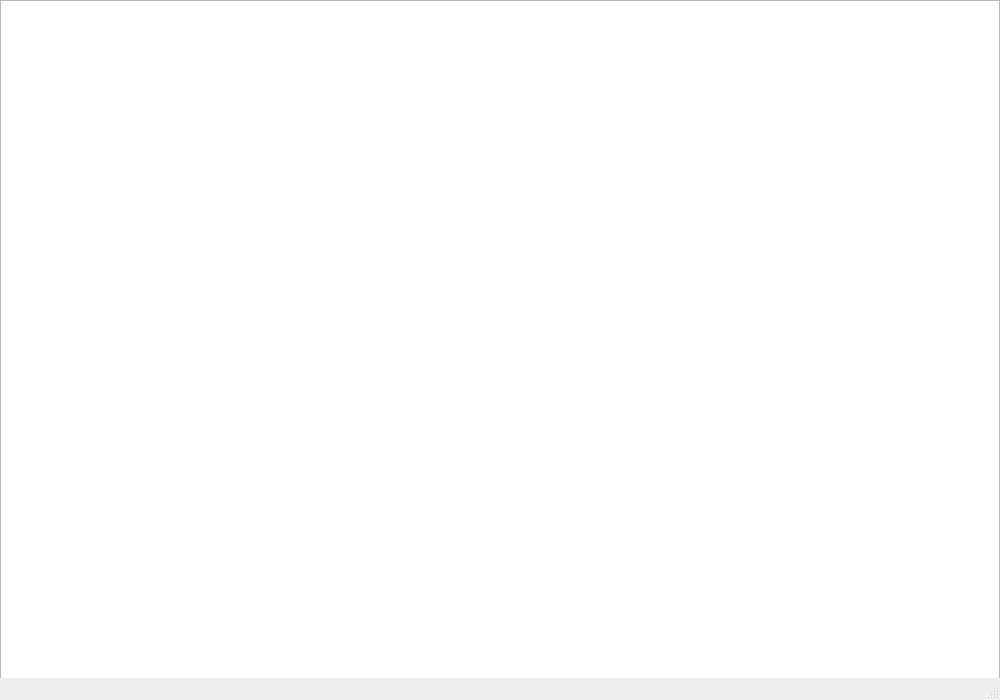
Above: mainwindow.ui from jdanielgonzalez/Proyecto_Final before the change. Below: the same form after it.
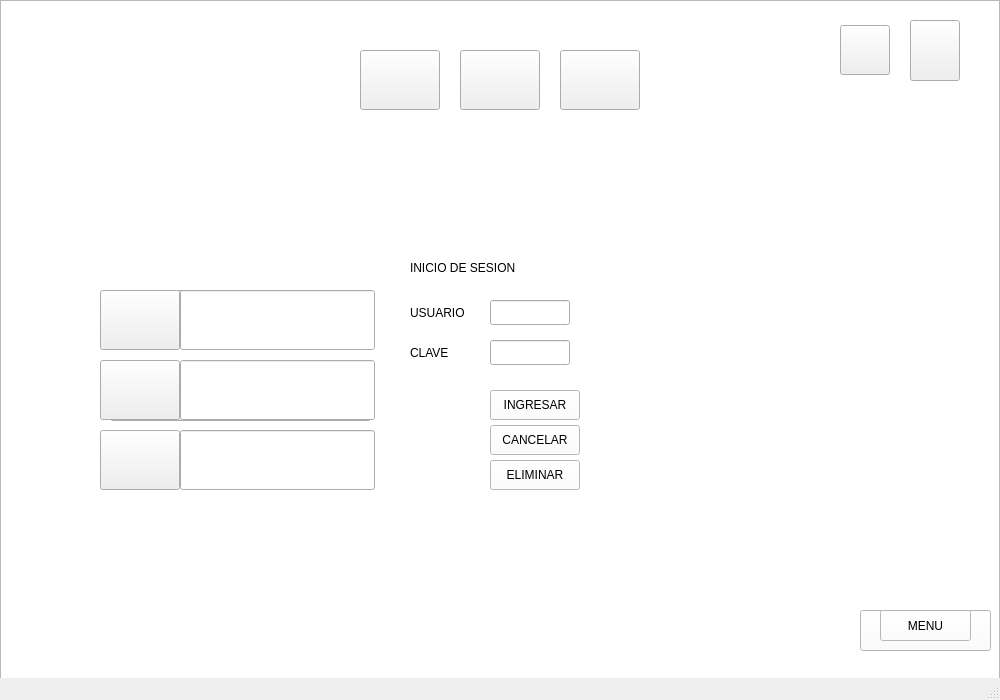
That is the form after the change. Icons and pictures are not drawn.

Diff of the .ui file:
```diff
--- a/mainwindow.ui
+++ b/mainwindow.ui
@@ -30,6 +30,431 @@
      <enum>Qt::ScrollBarAlwaysOff</enum>
     </property>
    </widget>
+   <widget class="QPushButton" name="boton_nuevapartida">
+    <property name="geometry">
+     <rect>
+      <x>110</x>
+      <y>290</y>
+      <width>261</width>
+      <height>51</height>
+     </rect>
+    </property>
+    <property name="styleSheet">
+     <string notr="true">border-image: url(:/imagenes/partida_nueva.jpg);</string>
+    </property>
+    <property name="text">
+     <string/>
+    </property>
+   </widget>
+   <widget class="QPushButton" name="boton_cargarpartida">
+    <property name="geometry">
+     <rect>
+      <x>110</x>
+      <y>370</y>
+      <width>261</width>
+      <height>51</height>
+     </rect>
+    </property>
+    <property name="styleSheet">
+     <string notr="true">border-image: url(:/imagenes/cargar_partida.jpg);</string>
+    </property>
+    <property name="text">
+     <string/>
+    </property>
+   </widget>
+   <widget class="QPushButton" name="boton_partida2">
+    <property name="geometry">
+     <rect>
+      <x>100</x>
+      <y>360</y>
+      <width>80</width>
+      <height>60</height>
+     </rect>
+    </property>
+    <property name="styleSheet">
+     <string notr="true">border-image: url(:/imagenes/2.jpg);</string>
+    </property>
+    <property name="text">
+     <string/>
+    </property>
+   </widget>
+   <widget class="QPushButton" name="boton_partida1">
+    <property name="geometry">
+     <rect>
+      <x>100</x>
+      <y>290</y>
+      <width>80</width>
+      <height>60</height>
+     </rect>
+    </property>
+    <property name="styleSheet">
+     <string notr="true">border-image: url(:/imagenes/1.jpg);</string>
+    </property>
+    <property name="text">
+     <string/>
+    </property>
+   </widget>
+   <widget class="QPushButton" name="boton_partida3">
+    <property name="geometry">
+     <rect>
+      <x>100</x>
+      <y>430</y>
+      <width>80</width>
+      <height>60</height>
+     </rect>
+    </property>
+    <property name="styleSheet">
+     <string notr="true">border-image: url(:/imagenes/3.jpg);</string>
+    </property>
+    <property name="text">
+     <string/>
+    </property>
+   </widget>
+   <widget class="QPushButton" name="boton_regresar">
+    <property name="geometry">
+     <rect>
+      <x>860</x>
+      <y>610</y>
+      <width>131</width>
+      <height>41</height>
+     </rect>
+    </property>
+    <property name="styleSheet">
+     <string notr="true">background-color: rgb(255, 255, 255);
+font: 18pt &quot;Gill Sans Ultra Bold Condensed&quot;;</string>
+    </property>
+    <property name="text">
+     <string>REGRESAR</string>
+    </property>
+   </widget>
+   <widget class="QPushButton" name="pausar">
+    <property name="geometry">
+     <rect>
+      <x>910</x>
+      <y>20</y>
+      <width>50</width>
+      <height>61</height>
+     </rect>
+    </property>
+    <property name="styleSheet">
+     <string notr="true">border-image: url(:/imagenes/pausa.png);</string>
+    </property>
+    <property name="text">
+     <string/>
+    </property>
+   </widget>
+   <widget class="QLineEdit" name="lineEdit1">
+    <property name="geometry">
+     <rect>
+      <x>180</x>
+      <y>290</y>
+      <width>195</width>
+      <height>60</height>
+     </rect>
+    </property>
+    <property name="styleSheet">
+     <string notr="true"/>
+    </property>
+    <property name="text">
+     <string/>
+    </property>
+   </widget>
+   <widget class="QLineEdit" name="lineEdit2">
+    <property name="geometry">
+     <rect>
+      <x>180</x>
+      <y>360</y>
+      <width>195</width>
+      <height>60</height>
+     </rect>
+    </property>
+    <property name="styleSheet">
+     <string notr="true"/>
+    </property>
+    <property name="text">
+     <string/>
+    </property>
+   </widget>
+   <widget class="QLineEdit" name="lineEdit3">
+    <property name="geometry">
+     <rect>
+      <x>180</x>
+      <y>430</y>
+      <width>195</width>
+      <height>60</height>
+     </rect>
+    </property>
+   </widget>
+   <widget class="QPushButton" name="boton_guardarpartida1">
+    <property name="geometry">
+     <rect>
+      <x>360</x>
+      <y>50</y>
+      <width>80</width>
+      <height>60</height>
+     </rect>
+    </property>
+    <property name="styleSheet">
+     <string notr="true">border-image: url(:/imagenes/1.jpg);</string>
+    </property>
+    <property name="text">
+     <string/>
+    </property>
+   </widget>
+   <widget class="QPushButton" name="boton_guardarpartida2">
+    <property name="geometry">
+     <rect>
+      <x>460</x>
+      <y>50</y>
+      <width>80</width>
+      <height>60</height>
+     </rect>
+    </property>
+    <property name="styleSheet">
+     <string notr="true">border-image: url(:/imagenes/2.jpg);</string>
+    </property>
+    <property name="text">
+     <string/>
+    </property>
+   </widget>
+   <widget class="QPushButton" name="boton_guardarpartida3">
+    <property name="geometry">
+     <rect>
+      <x>560</x>
+      <y>50</y>
+      <width>80</width>
+      <height>60</height>
+     </rect>
+    </property>
+    <property name="styleSheet">
+     <string notr="true">border-image: url(:/imagenes/3.jpg);</string>
+    </property>
+    <property name="text">
+     <string/>
+    </property>
+   </widget>
+   <widget class="QPushButton" name="guardar">
+    <property name="geometry">
+     <rect>
+      <x>840</x>
+      <y>25</y>
+      <width>50</width>
+      <height>50</height>
+     </rect>
+    </property>
+    <property name="styleSheet">
+     <string notr="true">border-image: url(:/imagenes/guardar.png);</string>
+    </property>
+    <property name="text">
+     <string/>
+    </property>
+   </widget>
+   <widget class="QLabel" name="Quemado">
+    <property name="geometry">
+     <rect>
+      <x>30</x>
+      <y>10</y>
+      <width>50</width>
+      <height>50</height>
+     </rect>
+    </property>
+    <property name="text">
+     <string/>
+    </property>
+   </widget>
+   <widget class="QLabel" name="Triturado">
+    <property name="geometry">
+     <rect>
+      <x>15</x>
+      <y>0</y>
+      <width>70</width>
+      <height>70</height>
+     </rect>
+    </property>
+    <property name="text">
+     <string/>
+    </property>
+   </widget>
+   <widget class="QLabel" name="Portal">
+    <property name="geometry">
+     <rect>
+      <x>-20</x>
+      <y>560</y>
+      <width>70</width>
+      <height>70</height>
+     </rect>
+    </property>
+    <property name="text">
+     <string/>
+    </property>
+   </widget>
+   <widget class="QLabel" name="label_inicio_de_sesion">
+    <property name="geometry">
+     <rect>
+      <x>410</x>
+      <y>260</y>
+      <width>151</width>
+      <height>16</height>
+     </rect>
+    </property>
+    <property name="styleSheet">
+     <string notr="true">font: 16pt &quot;Dimitri&quot;;
+border-image: url(:/imagenes/VACIO.png);</string>
+    </property>
+    <property name="text">
+     <string>INICIO DE SESION</string>
+    </property>
+   </widget>
+   <widget class="QLabel" name="label_usuario">
+    <property name="geometry">
+     <rect>
+      <x>410</x>
+      <y>300</y>
+      <width>80</width>
+      <height>25</height>
+     </rect>
+    </property>
+    <property name="styleSheet">
+     <string notr="true">font: 14pt &quot;Dimitri&quot;;
+border-image: url(:/imagenes/VACIO.png);</string>
+    </property>
+    <property name="text">
+     <string>USUARIO</string>
+    </property>
+   </widget>
+   <widget class="QLabel" name="label_clave">
+    <property name="geometry">
+     <rect>
+      <x>410</x>
+      <y>340</y>
+      <width>80</width>
+      <height>25</height>
+     </rect>
+    </property>
+    <property name="styleSheet">
+     <string notr="true">font: 14pt &quot;Dimitri&quot;;
+border-image: url(:/imagenes/VACIO.png);</string>
+    </property>
+    <property name="text">
+     <string>CLAVE</string>
+    </property>
+   </widget>
+   <widget class="QLineEdit" name="lineEdit_usuario">
+    <property name="geometry">
+     <rect>
+      <x>490</x>
+      <y>300</y>
+      <width>80</width>
+      <height>25</height>
+     </rect>
+    </property>
+   </widget>
+   <widget class="QLineEdit" name="lineEdit_clave">
+    <property name="geometry">
+     <rect>
+      <x>490</x>
+      <y>340</y>
+      <width>80</width>
+      <height>25</height>
+     </rect>
+    </property>
+   </widget>
+   <widget class="QPushButton" name="boton_ingresar">
+    <property name="geometry">
+     <rect>
+      <x>490</x>
+      <y>390</y>
+      <width>90</width>
+      <height>30</height>
+     </rect>
+    </property>
+    <property name="styleSheet">
+     <string notr="true">background-color: rgb(255, 255, 255);
+font: 14pt &quot;Gill Sans Ultra Bold Condensed&quot;;</string>
+    </property>
+    <property name="text">
+     <string>INGRESAR</string>
+    </property>
+   </widget>
+   <widget class="QPushButton" name="boton_cancelar">
+    <property name="geometry">
+     <rect>
+      <x>490</x>
+      <y>425</y>
+      <width>90</width>
+      <height>30</height>
+     </rect>
+    </property>
+    <property name="styleSheet">
+     <string notr="true">background-color: rgb(255, 255, 255);
+font: 13pt &quot;Gill Sans Ultra Bold Condensed&quot;;
+</string>
+    </property>
+    <property name="text">
+     <string>CANCELAR</string>
+    </property>
+   </widget>
+   <widget class="QPushButton" name="boton_eliminar">
+    <property name="geometry">
+     <rect>
+      <x>490</x>
+      <y>460</y>
+      <width>90</width>
+      <height>30</height>
+     </rect>
+    </property>
+    <property name="styleSheet">
+     <string notr="true">background-color: rgb(255, 255, 255);
+font: 14pt &quot;Gill Sans Ultra Bold Condensed&quot;;</string>
+    </property>
+    <property name="text">
+     <string>ELIMINAR</string>
+    </property>
+   </widget>
+   <widget class="QPushButton" name="boton_volveralmenu">
+    <property name="geometry">
+     <rect>
+      <x>880</x>
+      <y>610</y>
+      <width>91</width>
+      <height>31</height>
+     </rect>
+    </property>
+    <property name="styleSheet">
+     <string notr="true">background-color: rgb(255, 255, 255);
+font: 18pt &quot;Gill Sans Ultra Bold Condensed&quot;;</string>
+    </property>
+    <property name="text">
+     <string>MENU</string>
+    </property>
+   </widget>
+   <zorder>graphicsView</zorder>
+   <zorder>boton_nuevapartida</zorder>
+   <zorder>boton_cargarpartida</zorder>
+   <zorder>boton_partida1</zorder>
+   <zorder>boton_partida2</zorder>
+   <zorder>boton_partida3</zorder>
+   <zorder>boton_regresar</zorder>
+   <zorder>pausar</zorder>
+   <zorder>lineEdit1</zorder>
+   <zorder>lineEdit2</zorder>
+   <zorder>lineEdit3</zorder>
+   <zorder>guardar</zorder>
+   <zorder>boton_guardarpartida1</zorder>
+   <zorder>boton_guardarpartida3</zorder>
+   <zorder>boton_guardarpartida2</zorder>
+   <zorder>Quemado</zorder>
+   <zorder>Triturado</zorder>
+   <zorder>Portal</zorder>
+   <zorder>label_inicio_de_sesion</zorder>
+   <zorder>label_usuario</zorder>
+   <zorder>label_clave</zorder>
+   <zorder>lineEdit_usuario</zorder>
+   <zorder>lineEdit_clave</zorder>
+   <zorder>boton_ingresar</zorder>
+   <zorder>boton_cancelar</zorder>
+   <zorder>boton_eliminar</zorder>
+   <zorder>boton_volveralmenu</zorder>
   </widget>
   <widget class="QMenuBar" name="menubar">
    <property name="geometry">
```
